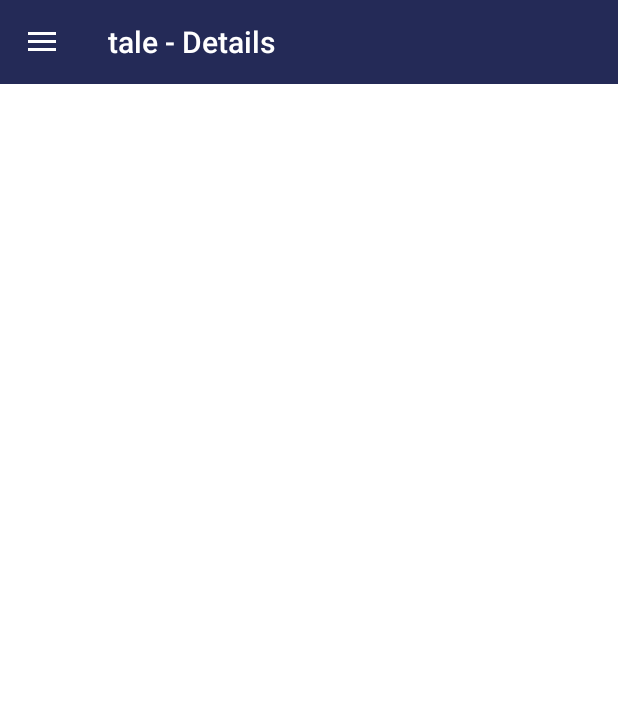
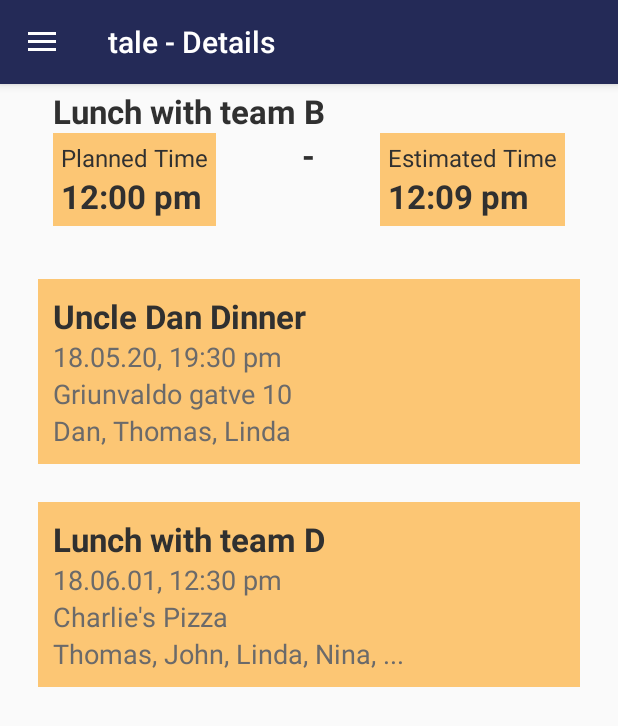
Before and after one commit to dietol/tale-app, an Android app: the MeetingDetailActivity screen opened directly, with no data from a screen before it, on a phone screen of 412 x 824 dp. Shown: the top 726 px of the screen. Run offline under Robolectric (Android 15) with nearby library versions, the phone set to English and light mode, and no system bars.

Commit message:
Start MeetingDetailsView and Fix Layout Bug

```diff
--- a/app/src/main/java/com/oliverdietz/tale_app/FriendsActivity.java
+++ b/app/src/main/java/com/oliverdietz/tale_app/FriendsActivity.java
@@ -9,6 +9,7 @@ import android.support.v7.app.ActionBarDrawerToggle;
 import android.support.v7.app.AppCompatActivity;
 import android.os.Bundle;
 import android.support.v7.widget.Toolbar;
+import android.view.Menu;
 import android.view.MenuItem;
 
 public class FriendsActivity extends AppCompatActivity implements NavigationView.OnNavigationItemSelectedListener {
--- a/app/src/main/java/com/oliverdietz/tale_app/HomeActivity.java
+++ b/app/src/main/java/com/oliverdietz/tale_app/HomeActivity.java
@@ -93,7 +93,8 @@ public class HomeActivity extends AppCompatActivity
         int id = item.getItemId();
 
         if (id == R.id.nav_meetings) {
-            // nothing
+            Intent i = new Intent(getApplicationContext(), HomeActivity.class);
+            startActivity(i);
         } else if (id == R.id.nav_friends) {
             Intent i = new Intent(getApplicationContext(), FriendsActivity.class);
             startActivity(i);
--- a/app/src/main/res/layout/activity_groups.xml
+++ b/app/src/main/res/layout/activity_groups.xml
@@ -24,6 +24,8 @@
 
     </android.support.design.widget.AppBarLayout>
 
+
+
     <android.support.design.widget.NavigationView
         android:id="@+id/nav_view"
         android:layout_width="wrap_content"
--- a/app/src/main/res/layout/activity_meeting_detail.xml
+++ b/app/src/main/res/layout/activity_meeting_detail.xml
@@ -7,6 +7,13 @@
     android:layout_height="match_parent"
     android:fitsSystemWindows="true"
     tools:openDrawer="start"
+    >
+
+    <android.support.design.widget.CoordinatorLayout xmlns:android="http://schemas.android.com/apk/res/android"
+        xmlns:app="http://schemas.android.com/apk/res-auto"
+        xmlns:tools="http://schemas.android.com/tools"
+        android:layout_width="match_parent"
+        android:layout_height="match_parent"
         tools:context=".MeetingDetailActivity">
 
         <android.support.design.widget.AppBarLayout
@@ -24,6 +31,13 @@
 
         </android.support.design.widget.AppBarLayout>
 
+        <include layout="@layout/content_meetingdetail"
+            android:layout_width="match_parent"
+            android:layout_height="match_parent"
+            android:layout_marginTop="24dp"/>
+
+    </android.support.design.widget.CoordinatorLayout>
+
     <android.support.design.widget.NavigationView
         android:id="@+id/nav_view"
         android:layout_width="wrap_content"
--- a/app/src/main/res/layout/content_home.xml
+++ b/app/src/main/res/layout/content_home.xml
@@ -34,7 +34,7 @@
             <TextView
                 android:layout_width="match_parent"
                 android:layout_height="match_parent"
-                android:text="12:07 am"
+                android:text="12:07 pm"
                 android:textColor="@color/textColorDark"
                 android:textSize="@dimen/text_size_verylarge"
                 android:gravity="center"
@@ -60,7 +60,7 @@
                 android:layout_height="wrap_content"
                 android:textColor="@color/textColorBright"
                 android:textSize="@dimen/text_size_medium"
-                android:text="Today, 12:00 am"
+                android:text="Today, 12:00 pm"
                 />
 
             <TextView
--- a/app/src/main/res/layout/content_friends.xml
+++ b/app/src/main/res/layout/content_meetingdetail.xml
@@ -5,7 +5,8 @@
     android:layout_width="match_parent"
     android:layout_height="match_parent"
     app:layout_behavior="@string/appbar_scrolling_view_behavior"
-    tools:context=".FriendsActivity">
+    tools:context=".MeetingDetailActivity"
+    tools:showIn="@layout/activity_meeting_detail">
 
     <ScrollView
         android:layout_width="match_parent"
@@ -24,7 +25,7 @@
                 android:layout_marginHorizontal="25dp"
                 android:layout_marginTop="25dp"
                 android:padding="10dp"
-                android:background="@color/colorAccentLight">
+                >
 
                 <TextView
                     android:layout_width="match_parent"
@@ -34,6 +35,74 @@
                     android:textSize="@dimen/text_size_large"
                     android:textStyle="bold" />
 
+                <RelativeLayout
+                    android:layout_width="match_parent"
+                    android:layout_height="match_parent">
+
+
+                    <LinearLayout
+                        android:layout_width="wrap_content"
+                        android:layout_height="wrap_content"
+                        android:orientation="vertical"
+                        android:padding="5dp"
+                        android:background="@color/colorAccentLight"
+                        >
+
+                        <TextView
+                            android:layout_width="wrap_content"
+                            android:layout_height="wrap_content"
+                            android:text="Planned Time"
+                            android:textColor="@color/textColorDark"
+                            android:textSize="@dimen/text_size_small"
+                            />
+
+                        <TextView
+                            android:layout_width="wrap_content"
+                            android:layout_height="wrap_content"
+                            android:text="12:00 pm"
+                            android:textColor="@color/textColorDark"
+                            android:textSize="@dimen/text_size_large"
+                            android:textStyle="bold" />
+
+                    </LinearLayout>
+
+                    <TextView
+                        android:layout_width="wrap_content"
+                        android:layout_height="wrap_content"
+                        android:text="-"
+                        android:textColor="@color/textColorDark"
+                        android:textSize="@dimen/text_size_large"
+                        android:layout_centerHorizontal="true"
+                        android:textStyle="bold" />
+
+                    <LinearLayout
+                        android:layout_width="wrap_content"
+                        android:layout_height="wrap_content"
+                        android:orientation="vertical"
+                        android:padding="5dp"
+                        android:layout_alignParentEnd="true"
+                        android:background="@color/colorAccentLight"
+                        >
+
+                        <TextView
+                            android:layout_width="wrap_content"
+                            android:layout_height="wrap_content"
+                            android:text="Estimated Time"
+                            android:textColor="@color/textColorDark"
+                            android:textSize="@dimen/text_size_small"
+                            />
+
+                        <TextView
+                            android:layout_width="wrap_content"
+                            android:layout_height="wrap_content"
+                            android:text="12:09 pm"
+                            android:textColor="@color/textColorDark"
+                            android:textSize="@dimen/text_size_large"
+                            android:textStyle="bold" />
+
+                    </LinearLayout>
+
+                </RelativeLayout>
 
             </LinearLayout>
 
```
Also changed, not shown: app/src/main/res/layout/activity_friends.xml (+45 -1 lines). Lines whose indentation alone changed are shown as unchanged.
